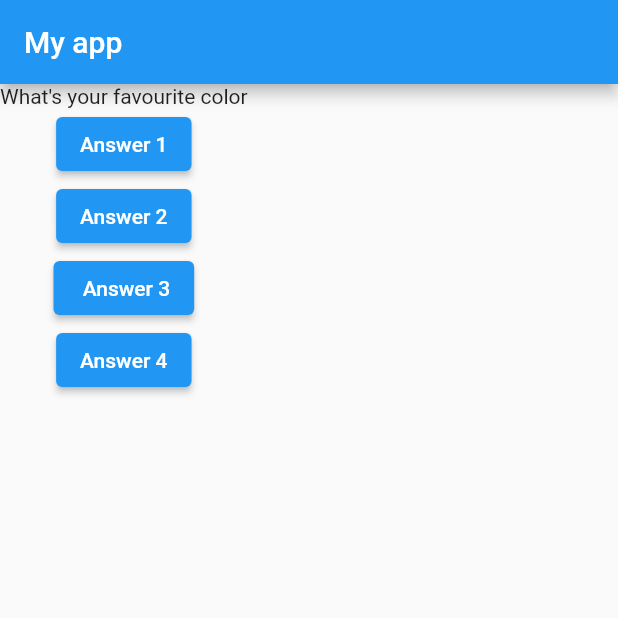
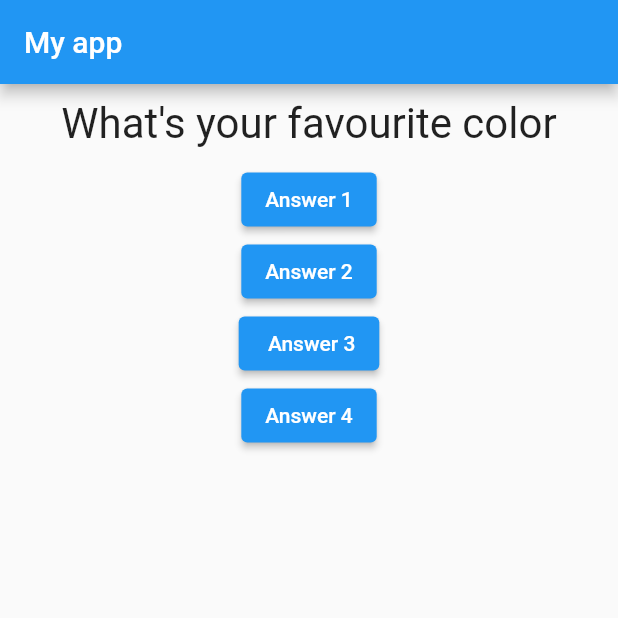
Before and after one commit to NicholasNgaruiya/Personality-Test-app, a Flutter app: the screen it shows after launch, on a phone screen of 412 x 824 dp, the top half of it. Run offline on Flutter 3.47's test engine with Material 2 defaults, Android fonts, the phone set to English and light mode, and no system bars.

```diff
--- a/lib/main.dart
+++ b/lib/main.dart
@@ -1,4 +1,5 @@
 import 'package:flutter/material.dart';
+import './question.dart';
 
 void main() {
   runApp(MyApp());
@@ -36,7 +37,7 @@ class _MyAppState extends State<MyApp> {
           title: const Text('My app'),
         ),
         body: Column(children: [
-          Text(
+          Question(
             questions[_questionIndex],
           ),
           ElevatedButton(
--- /dev/null
+++ b/lib/question.dart
@@ -0,0 +1,18 @@
+import 'package:flutter/material.dart';
+
+class Question extends StatelessWidget {
+  final String questionText;
+  Question(this.questionText);
+  @override
+  Widget build(BuildContext context) {
+    return Container(
+      width: double.infinity,
+      margin: const EdgeInsets.all(10),
+      child: Text(
+        questionText,
+        style: const TextStyle(fontSize: 28),
+        textAlign: TextAlign.center,
+      ),
+    );
+  }
+}
```
